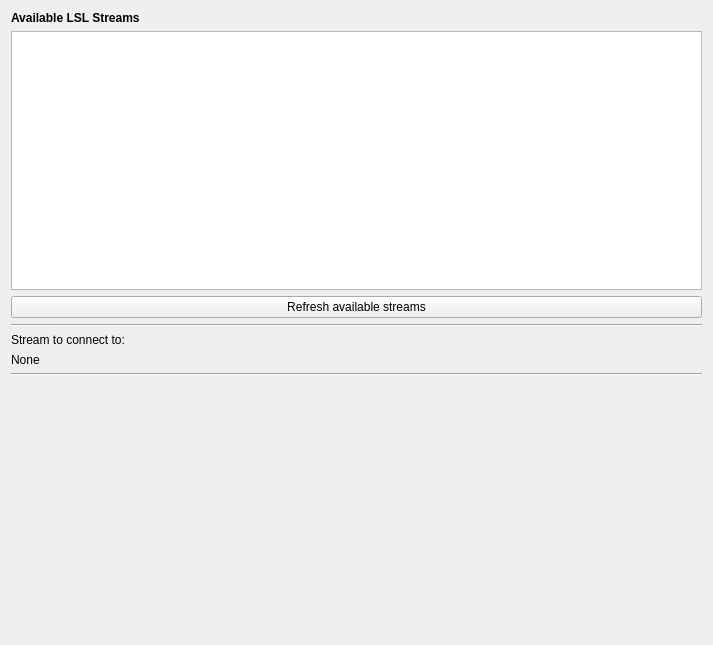
Before: the Qt Designer form applications/mne_scan/plugins/lsladapter/FormFiles/lsladaptersetup.ui in mne-tools/mne-cpp, drawn with Qt 5.
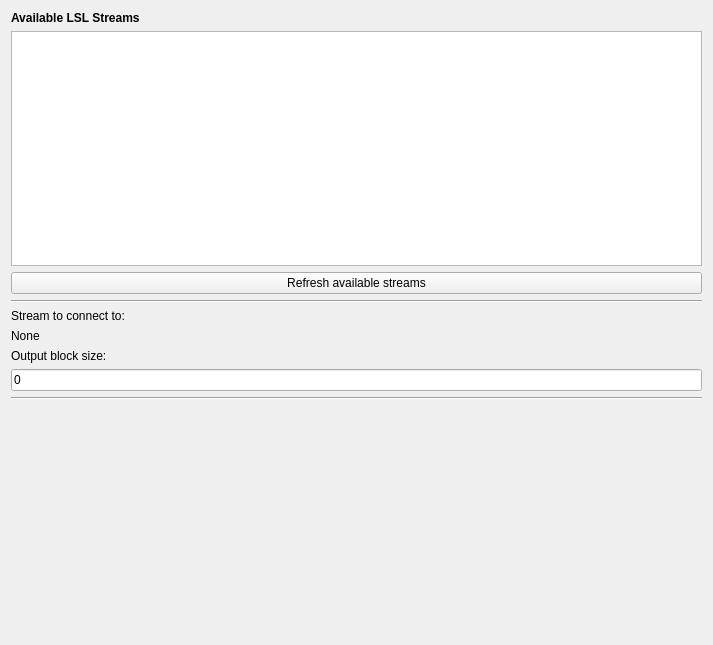
After: the same form once the commit is applied.

Commit message: [SC-154] Added safeguarding against invalid streams in scan results. Added UI accessibility for output block size.

The edit to the form file:
```diff
--- a/applications/mne_scan/plugins/lsladapter/FormFiles/lsladaptersetup.ui
+++ b/applications/mne_scan/plugins/lsladapter/FormFiles/lsladaptersetup.ui
@@ -58,6 +58,20 @@
      </property>
     </widget>
    </item>
+   <item>
+    <widget class="QLabel" name="label_2">
+     <property name="text">
+      <string>Output block size:</string>
+     </property>
+    </widget>
+   </item>
+   <item>
+    <widget class="QLineEdit" name="blockSizeEdit">
+     <property name="text">
+      <string>0</string>
+     </property>
+    </widget>
+   </item>
    <item>
     <widget class="Line" name="line_2">
      <property name="orientation">
```
The commit also changes 6 other files.
